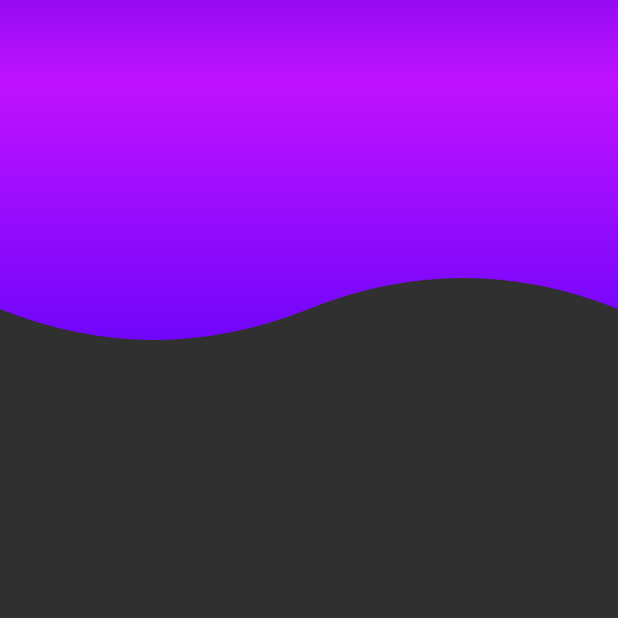
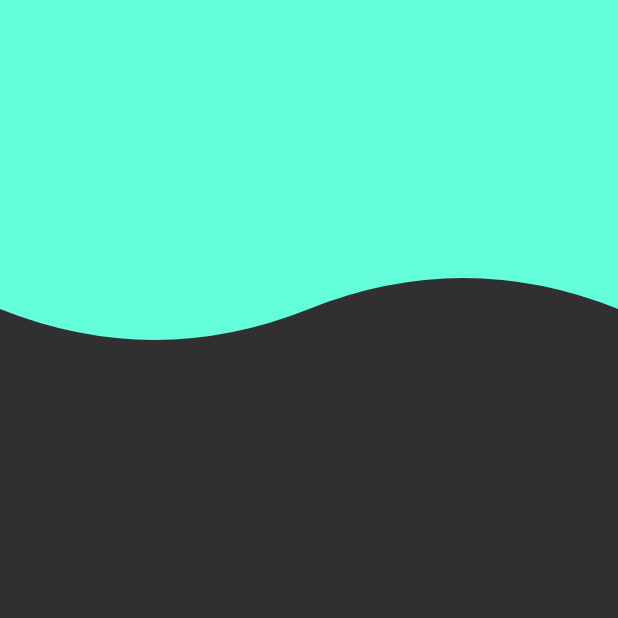
Before and after one commit to irwinet/app_flutter_custom_painter, a Flutter app: the HeadersPage screen opened directly, on a phone screen of 412 x 824 dp, the top half of it. Run offline on Flutter 3.47's test engine with Material 2 defaults, Android fonts, the phone set to English and light mode, and no system bars; our stand-ins replace animate_do, flutter_svg, font_awesome_flutter.

Commit message:
Add theme other screen pages

```diff
--- a/lib/pages/headers_page.dart
+++ b/lib/pages/headers_page.dart
@@ -1,5 +1,7 @@
 import 'package:flutter/material.dart';
+import 'package:provider/provider.dart';
 
+import '../theme/theme.dart';
 import '../widgets/headers.dart';
 
 class HeadersPage extends StatelessWidget {
@@ -8,15 +10,18 @@ class HeadersPage extends StatelessWidget {
 
   @override
   Widget build(BuildContext context) {
-    return const Scaffold(
+    final appTheme = Provider.of<ThemeChanger>(context).currentTheme;
+    return Scaffold(
       // body: HeaderCuadrado()
       // body: HeaderBordersRedondeados()
       // body: HeaderDiagonal(),
       // body: HeaderTriangular(),
       // body: HeaderPico(),
       //body: HeaderCurvo()
-      // body: HeaderWaves(),
-      body: HeaderWavesGradient(),
+      body: HeaderWaves(
+        color: appTheme.colorScheme.secondary,
+      ),
+      // body: HeaderWavesGradient(),
     );
   }
 }
--- a/lib/pages/pinterest_page.dart
+++ b/lib/pages/pinterest_page.dart
@@ -2,6 +2,7 @@ import 'package:flutter/material.dart';
 import 'package:flutter_staggered_grid_view/flutter_staggered_grid_view.dart';
 import 'package:provider/provider.dart';
 
+import '../theme/theme.dart';
 import '../widgets/pinterest_menu.dart';
 
 class PinterestPage extends StatelessWidget {
@@ -30,6 +31,7 @@ class _PinterestMenuLocation extends StatelessWidget {
   Widget build(BuildContext context) {
     final widthPantalla = MediaQuery.of(context).size.width;
     final mostrar = Provider.of<_MenuModel>(context).mostrar;
+    final appTheme = Provider.of<ThemeChanger>(context).currentTheme;
 
     return Positioned(
       bottom: 30,
@@ -47,8 +49,8 @@ class _PinterestMenuLocation extends StatelessWidget {
               PinterestButton(icon: Icons.notifications, onPressed: () { print('Icon notifications'); }),
               PinterestButton(icon: Icons.supervised_user_circle, onPressed: () { print('Icon supervised_user_circle'); }),
             ],
-            // backgroundColor: Colors.red,
-            // activeColor: Colors.red,
+            backgroundColor: appTheme.scaffoldBackgroundColor,
+            activeColor: appTheme.colorScheme.secondary,
             // inactiveColor: Colors.blue,
           ),
         ),
--- a/lib/widgets/headers.dart
+++ b/lib/widgets/headers.dart
@@ -208,7 +208,9 @@ class _HeaderCurvoPainter extends CustomPainter {
 
 class HeaderWaves extends StatelessWidget {
 
-  const HeaderWaves({Key? key}) : super(key: key);
+  final Color color;
+
+  const HeaderWaves({required this.color});
 
   @override
   Widget build(BuildContext context) {
@@ -217,18 +219,23 @@ class HeaderWaves extends StatelessWidget {
       width: double.infinity,
       // color: Color(0xff615AAB),
       child: CustomPaint(
-        painter: _HeaderWavesPainter(),
+        painter: _HeaderWavesPainter(this.color),
       ),
     );
   }
 }
 
 class _HeaderWavesPainter extends CustomPainter {
+
+  final Color color;
+
+  _HeaderWavesPainter(this.color);
+
   @override
   void paint(Canvas canvas, Size size) {
     // TODO: implement paint
     final paint = new Paint();
-    paint.color = Color(0xff615AAB);
+    paint.color = this.color; //Color(0xff615AAB);
     paint.style = PaintingStyle.fill;
     paint.strokeWidth = 2;
 
```
Also changed, not shown: lib/pages/graficas_circulares_page.dart (+8 -4 lines), 1 other file.
